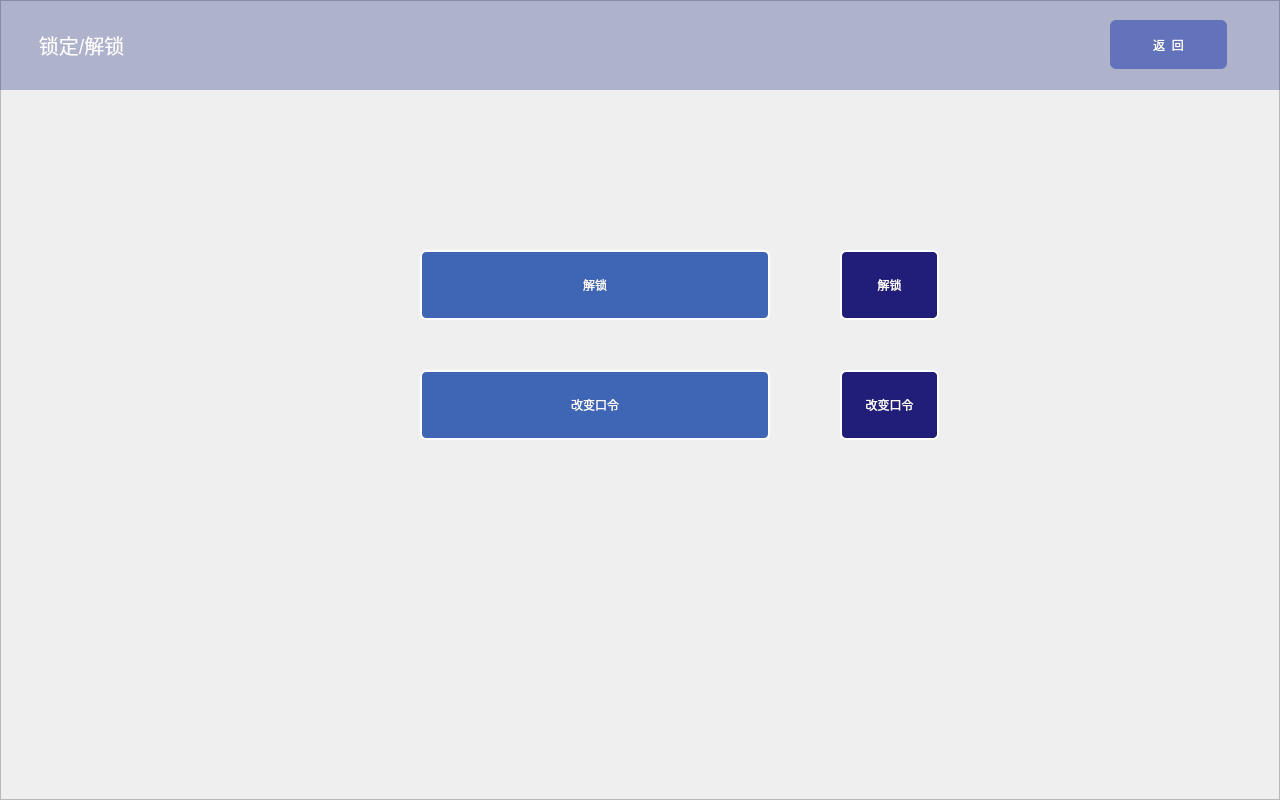
thewayI/tiny4412, file lockunlock.ui: the form before one commit.
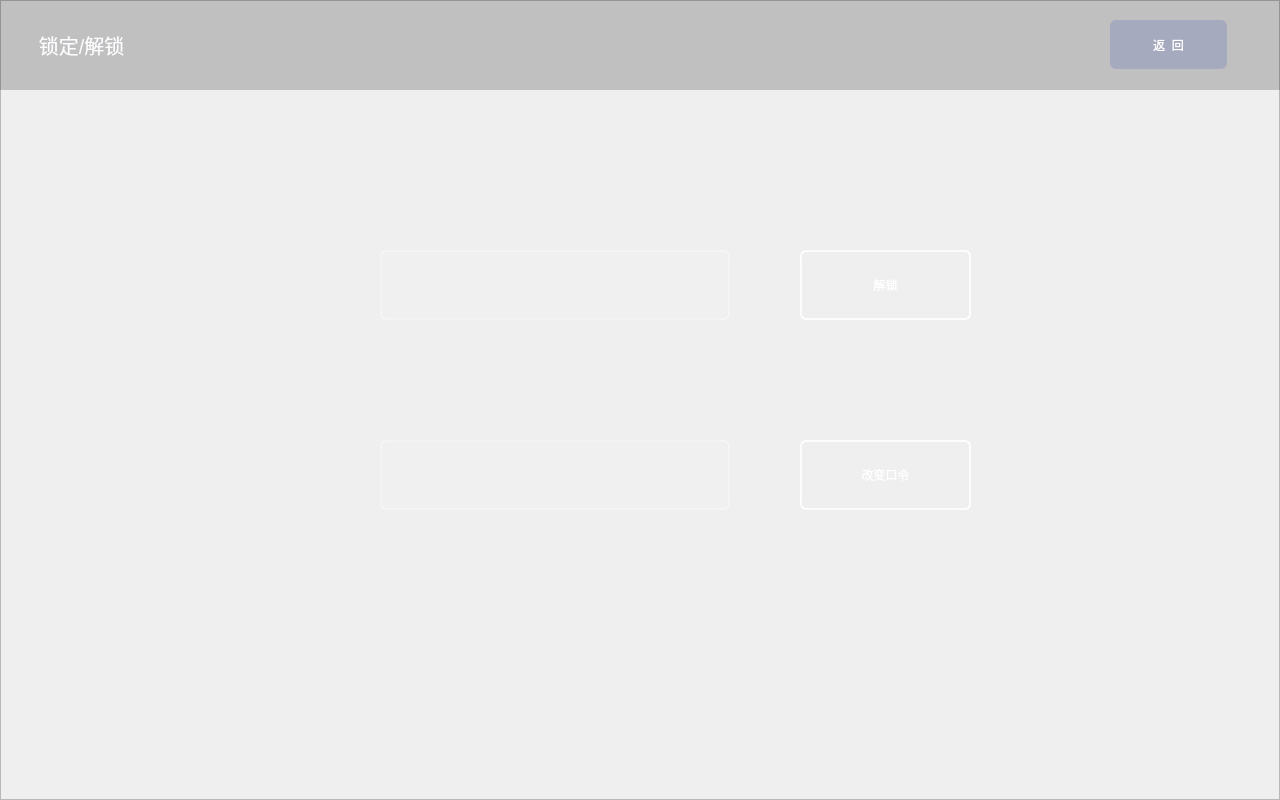
The form after the commit. Icons and pictures are not drawn.

Diff of the .ui file:
```diff
--- a/lockunlock.ui
+++ b/lockunlock.ui
@@ -16,21 +16,20 @@
   <widget class="QPushButton" name="btn_unlock">
    <property name="geometry">
     <rect>
-     <x>840</x>
+     <x>800</x>
      <y>250</y>
-     <width>99</width>
+     <width>171</width>
      <height>70</height>
     </rect>
    </property>
    <property name="styleSheet">
-    <string notr="true">color: rgb(253, 251, 252);
-border:2px solid rgb(255, 255, 255);
-border-top-left-radius:6px;
-background-color: rgb(33, 30, 122);
+    <string notr="true">border-top-left-radius:6px;
+color: rgb(255, 255, 255);
+border:2px solid rgba(255, 255, 255,200);
+background-color: rgba(255, 255, 255, 0);
 border-top-right-radius:6px;
 border-bottom-left-radius:6px;
-border-bottom-right-radius:6px;
-</string>
+border-bottom-right-radius:6px;</string>
    </property>
    <property name="text">
     <string>解锁</string>
@@ -55,21 +54,20 @@
   <widget class="QPushButton" name="btn_change">
    <property name="geometry">
     <rect>
-     <x>840</x>
-     <y>370</y>
-     <width>99</width>
+     <x>800</x>
+     <y>440</y>
+     <width>171</width>
      <height>70</height>
     </rect>
    </property>
    <property name="styleSheet">
-    <string notr="true">color: rgb(253, 251, 252);
-border:2px solid rgb(255, 255, 255);
-border-top-left-radius:6px;
-background-color: rgb(33, 30, 122);
+    <string notr="true">border-top-left-radius:6px;
+color: rgb(255, 255, 255);
+border:2px solid rgba(255, 255, 255,200);
+background-color: rgba(255, 255, 255, 0);
 border-top-right-radius:6px;
 border-bottom-left-radius:6px;
-border-bottom-right-radius:6px;
-</string>
+border-bottom-right-radius:6px;</string>
    </property>
    <property name="text">
     <string>改变口令</string>
@@ -78,7 +76,7 @@
   <widget class="QPushButton" name="btn_unlock_2">
    <property name="geometry">
     <rect>
-     <x>420</x>
+     <x>380</x>
      <y>250</y>
      <width>350</width>
      <height>70</height>
@@ -89,15 +87,15 @@
    </property>
    <property name="styleSheet">
     <string notr="true">border-top-left-radius:6px;
-background-color: rgb(62, 102, 180);
 color: rgb(255, 255, 255);
+border:2px solid rgba(255, 255, 255,70);
+background-color: rgba(255, 255, 255, 20);
 border-top-right-radius:6px;
 border-bottom-left-radius:6px;
-border-bottom-right-radius:6px;
-border:2px solid rgb(255, 255, 255);</string>
+border-bottom-right-radius:6px;</string>
    </property>
    <property name="text">
-    <string>解锁</string>
+    <string/>
    </property>
    <property name="flat">
     <bool>true</bool>
@@ -119,7 +117,7 @@
    </property>
    <property name="styleSheet">
     <string notr="true">color: rgb(253, 252, 254);
-background-color: rgba(34, 44, 125,80);
+background-color: rgba(05, 02, 04,50);
 </string>
    </property>
    <property name="text">
@@ -129,8 +127,8 @@
   <widget class="QPushButton" name="btn_change_2">
    <property name="geometry">
     <rect>
-     <x>420</x>
-     <y>370</y>
+     <x>380</x>
+     <y>440</y>
      <width>350</width>
      <height>70</height>
     </rect>
@@ -140,15 +138,15 @@
    </property>
    <property name="styleSheet">
     <string notr="true">border-top-left-radius:6px;
-background-color: rgb(62, 102, 180);
 color: rgb(255, 255, 255);
+border:2px solid rgba(255, 255, 255,70);
+background-color: rgba(255, 255, 255, 20);
 border-top-right-radius:6px;
 border-bottom-left-radius:6px;
-border-bottom-right-radius:6px;
-border:2px solid rgb(255, 255, 255);</string>
+border-bottom-right-radius:6px;</string>
    </property>
    <property name="text">
-    <string>改变口令</string>
+    <string/>
    </property>
    <property name="flat">
     <bool>true</bool>
@@ -170,7 +168,7 @@
    </property>
    <property name="styleSheet">
     <string notr="true">border-top-left-radius:6px;
-background-color: rgb(99, 115, 187);
+background-color: rgba(99, 115, 187,75);
 border-top-right-radius:6px;
 border-bottom-left-radius:6px;
 border-bottom-right-radius:6px;
```
Left out of the diff: 3 changed lines with no effect on the pictures.
